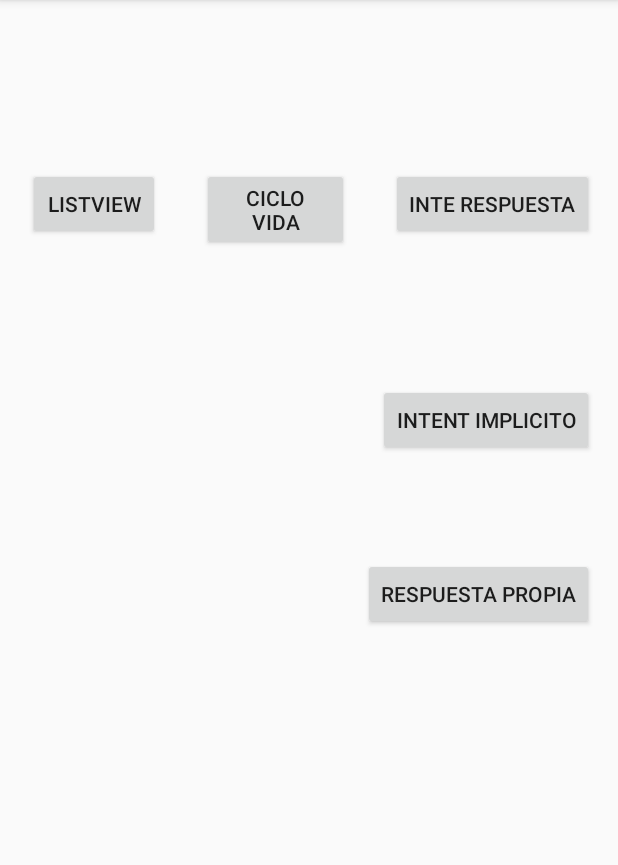
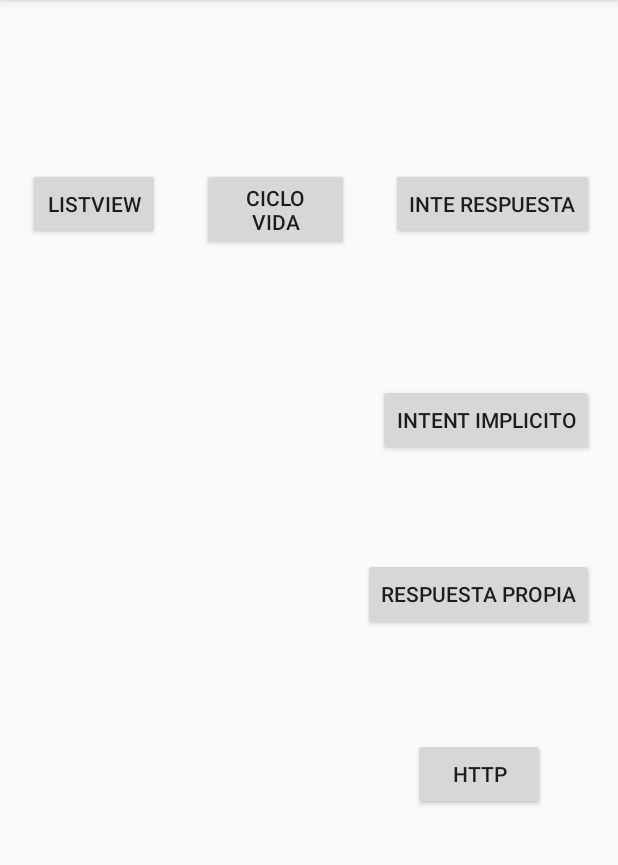
Before and after one commit to 2020-A-Moviles-GR1/mov-reinoso-alvarado-washington-paul, an Android app: the screen it shows after launch (MainActivity), on a phone screen of 412 x 824 dp, the part 84-949 px from its top. Run offline under Robolectric (Android 15) with nearby library versions, the phone set to English and light mode, and no system bars.

Commit message:
peticiones http

```diff
--- a/02-android/app/build.gradle
+++ b/02-android/app/build.gradle
@@ -43,5 +43,7 @@ dependencies {
     testImplementation 'junit:junit:4.12'
     androidTestImplementation 'androidx.test.ext:junit:1.1.1'
     androidTestImplementation 'androidx.test.espresso:espresso-core:3.2.0'
+    implementation 'com.github.kittinunf.fuel:fuel:2.2.0'
+    implementation 'com.beust:klaxon:5.4'
 
 }
--- a/02-android/app/src/main/java/com/example/moviles_1/MainActivity.kt
+++ b/02-android/app/src/main/java/com/example/moviles_1/MainActivity.kt
@@ -44,6 +44,21 @@ class MainActivity : AppCompatActivity() {
             .setOnClickListener({boton->
                 enviarIntentConRespuestPropia()
             })
+
+        btn_http
+            .setOnClickListener({boton->
+                abrirActividadHttp()
+            })
+
+    }
+
+    fun abrirActividadHttp(){
+        val intentException=Intent(
+            this,
+            HttpActivity::class.java
+        )
+        //this.startActivity(intentException) metodo dentro de la clase
+        startActivity(intentException)
     }
 
     fun enviarIntentConRespuestPropia(){
@@ -162,5 +177,4 @@ class MainActivity : AppCompatActivity() {
 
 
 
-
 }
--- a/02-android/app/src/main/res/layout/activity_main.xml
+++ b/02-android/app/src/main/res/layout/activity_main.xml
@@ -62,4 +62,14 @@
         app:layout_constraintHorizontal_bias="1.0"
         app:layout_constraintStart_toStartOf="@+id/btn_intent_implicito"
         app:layout_constraintTop_toBottomOf="@+id/btn_intent_implicito" />
+
+    <Button
+        android:id="@+id/btn_http"
+        android:layout_width="wrap_content"
+        android:layout_height="wrap_content"
+        android:layout_marginTop="72dp"
+        android:text="HTTP"
+        app:layout_constraintEnd_toEndOf="@+id/btn_resp_propia"
+        app:layout_constraintStart_toStartOf="@+id/btn_resp_propia"
+        app:layout_constraintTop_toBottomOf="@+id/btn_resp_propia" />
 </androidx.constraintlayout.widget.ConstraintLayout>
```
Also changed, not shown: 02-android/app/src/main/AndroidManifest.xml (+10 -5 lines), 02-android/app/src/main/java/com/example/moviles_1/HttpActivity.kt (added, +40 -0 lines), 02-android/app/src/main/java/com/example/moviles_1/UsuarioHttp.kt (added, +14 -0 lines), 02-android/app/src/main/res/layout/activity_http.xml (added, +30 -0 lines).
